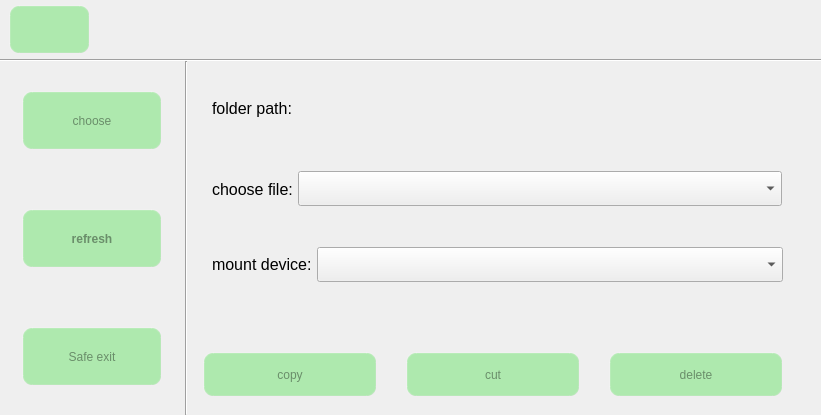
This is udev.ui in jizizihe/baijie_demo as Qt 5 draws it before an edit. The edited form follows.
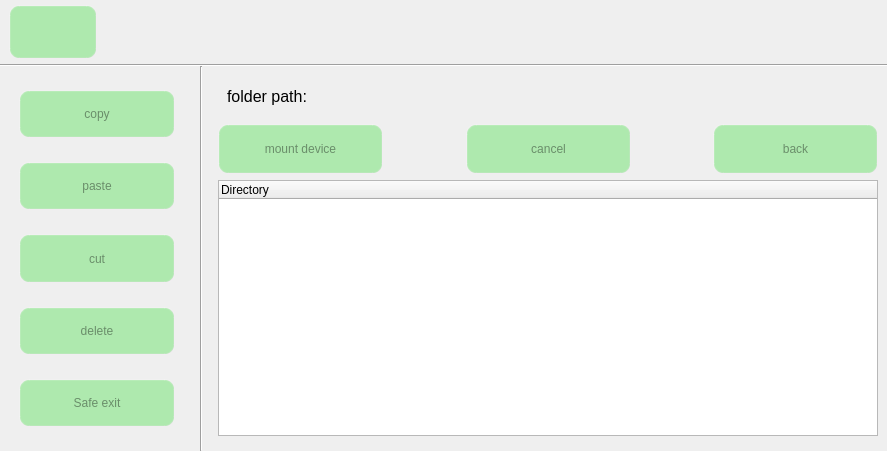
This is the edited form. Icons and pictures are not drawn. Custom widgets are drawn as their Qt base class.

Commit message: func: 1.delete the open button of the serial port  in serial       2.added display file directory and changed layout in udev

```diff
--- a/udev.ui
+++ b/udev.ui
@@ -6,8 +6,8 @@
    <rect>
     <x>0</x>
     <y>0</y>
-    <width>821</width>
-    <height>415</height>
+    <width>887</width>
+    <height>451</height>
    </rect>
   </property>
   <property name="sizePolicy">
@@ -80,7 +80,7 @@
 }</string>
   </property>
   <widget class="QWidget" name="centralwidget">
-   <layout class="QGridLayout" name="gridLayout_2" rowstretch="1,0,6">
+   <layout class="QGridLayout" name="gridLayout" rowstretch="1,0,6">
     <property name="leftMargin">
      <number>0</number>
     </property>
@@ -162,7 +162,7 @@
         </property>
         <property name="sizeHint" stdset="0">
          <size>
-          <width>40</width>
+          <width>829</width>
           <height>20</height>
          </size>
         </property>
@@ -190,7 +190,7 @@
      </widget>
     </item>
     <item row="2" column="0">
-     <layout class="QHBoxLayout" name="horizontalLayout_2" stretch="2,0,7">
+     <layout class="QHBoxLayout" name="horizontalLayout" stretch="2,0,7">
       <property name="spacing">
        <number>6</number>
       </property>
@@ -214,12 +214,12 @@
           <height>16777215</height>
          </size>
         </property>
-        <layout class="QVBoxLayout" name="verticalLayout" stretch="1,2,2,2,2,2,1">
+        <layout class="QVBoxLayout" name="verticalLayout" stretch="1,2,1,2,1,2,1,2,1,2,1">
          <property name="spacing">
           <number>0</number>
          </property>
          <property name="leftMargin">
-          <number>5</number>
+          <number>0</number>
          </property>
          <property name="topMargin">
           <number>0</number>
@@ -244,91 +244,7 @@
           </spacer>
          </item>
          <item>
-          <layout class="QHBoxLayout" name="horizontalLayout_7" stretch="1,8,1">
-           <property name="spacing">
-            <number>0</number>
-           </property>
-           <item>
-            <spacer name="horizontalSpacer_3">
-             <property name="orientation">
-              <enum>Qt::Horizontal</enum>
-             </property>
-             <property name="sizeHint" stdset="0">
-              <size>
-               <width>40</width>
-               <height>20</height>
-              </size>
-             </property>
-            </spacer>
-           </item>
-           <item>
-            <widget class="QPushButton" name="choose">
-             <property name="sizePolicy">
-              <sizepolicy hsizetype="Minimum" vsizetype="Minimum">
-               <horstretch>0</horstretch>
-               <verstretch>0</verstretch>
-              </sizepolicy>
-             </property>
-             <property name="minimumSize">
-              <size>
-               <width>140</width>
-               <height>45</height>
-              </size>
-             </property>
-             <property name="maximumSize">
-              <size>
-               <width>16777215</width>
-               <height>16777215</height>
-              </size>
-             </property>
-             <property name="styleSheet">
-              <string notr="true"/>
-             </property>
-             <property name="text">
-              <string>choose</string>
-             </property>
-             <property name="icon">
-              <iconset resource="translation.qrc">
-               <normaloff>:/button_image/open.png</normaloff>:/button_image/open.png</iconset>
-             </property>
-             <property name="iconSize">
-              <size>
-               <width>36</width>
-               <height>36</height>
-              </size>
-             </property>
-            </widget>
-           </item>
-           <item>
-            <spacer name="horizontalSpacer_2">
-             <property name="orientation">
-              <enum>Qt::Horizontal</enum>
-             </property>
-             <property name="sizeHint" stdset="0">
-              <size>
-               <width>40</width>
-               <height>20</height>
-              </size>
-             </property>
-            </spacer>
-           </item>
-          </layout>
-         </item>
-         <item>
-          <spacer name="verticalSpacer_3">
-           <property name="orientation">
-            <enum>Qt::Vertical</enum>
-           </property>
-           <property name="sizeHint" stdset="0">
-            <size>
-             <width>20</width>
-             <height>59</height>
-            </size>
-           </property>
-          </spacer>
-         </item>
-         <item>
-          <layout class="QHBoxLayout" name="horizontalLayout_8" stretch="1,8,1">
+          <layout class="QHBoxLayout" name="horizontalLayout_2" stretch="1,8,1">
            <property name="spacing">
             <number>0</number>
            </property>
@@ -339,14 +255,14 @@
              </property>
              <property name="sizeHint" stdset="0">
               <size>
-               <width>40</width>
+               <width>18</width>
                <height>20</height>
               </size>
              </property>
             </spacer>
            </item>
            <item>
-            <widget class="QPushButton" name="refresh">
+            <widget class="QPushButton" name="cp">
              <property name="sizePolicy">
               <sizepolicy hsizetype="Minimum" vsizetype="Minimum">
                <horstretch>0</horstretch>
@@ -355,7 +271,7 @@
              </property>
              <property name="minimumSize">
               <size>
-               <width>140</width>
+               <width>90</width>
                <height>45</height>
               </size>
              </property>
@@ -365,18 +281,11 @@
                <height>16777215</height>
               </size>
              </property>
-             <property name="font">
-              <font>
-               <weight>75</weight>
-               <italic>false</italic>
-               <bold>true</bold>
-              </font>
-             </property>
              <property name="styleSheet">
               <string notr="true"/>
              </property>
              <property name="text">
-              <string>refresh</string>
+              <string>copy</string>
              </property>
              <property name="icon">
               <iconset resource="translation.qrc">
@@ -384,8 +293,8 @@
              </property>
              <property name="iconSize">
               <size>
-               <width>36</width>
-               <height>36</height>
+               <width>30</width>
+               <height>30</height>
               </size>
              </property>
             </widget>
@@ -418,6 +327,243 @@
            </property>
           </spacer>
          </item>
+         <item>
+          <layout class="QHBoxLayout" name="horizontalLayout_10" stretch="1,8,1">
+           <property name="spacing">
+            <number>0</number>
+           </property>
+           <item>
+            <spacer name="horizontalSpacer_10">
+             <property name="orientation">
+              <enum>Qt::Horizontal</enum>
+             </property>
+             <property name="sizeHint" stdset="0">
+              <size>
+               <width>40</width>
+               <height>20</height>
+              </size>
+             </property>
+            </spacer>
+           </item>
+           <item>
+            <widget class="QPushButton" name="btn_paste">
+             <property name="sizePolicy">
+              <sizepolicy hsizetype="Minimum" vsizetype="Minimum">
+               <horstretch>0</horstretch>
+               <verstretch>0</verstretch>
+              </sizepolicy>
+             </property>
+             <property name="text">
+              <string>paste</string>
+             </property>
+             <property name="icon">
+              <iconset resource="translation.qrc">
+               <normaloff>:/button_image/paste.svg</normaloff>:/button_image/paste.svg</iconset>
+             </property>
+             <property name="iconSize">
+              <size>
+               <width>32</width>
+               <height>32</height>
+              </size>
+             </property>
+            </widget>
+           </item>
+           <item>
+            <spacer name="horizontalSpacer_11">
+             <property name="orientation">
+              <enum>Qt::Horizontal</enum>
+             </property>
+             <property name="sizeHint" stdset="0">
+              <size>
+               <width>40</width>
+               <height>20</height>
+              </size>
+             </property>
+            </spacer>
+           </item>
+          </layout>
+         </item>
+         <item>
+          <spacer name="verticalSpacer_6">
+           <property name="orientation">
+            <enum>Qt::Vertical</enum>
+           </property>
+           <property name="sizeHint" stdset="0">
+            <size>
+             <width>20</width>
+             <height>40</height>
+            </size>
+           </property>
+          </spacer>
+         </item>
+         <item>
+          <layout class="QHBoxLayout" name="horizontalLayout_8" stretch="1,8,1">
+           <property name="spacing">
+            <number>0</number>
+           </property>
+           <item>
+            <spacer name="horizontalSpacer_14">
+             <property name="orientation">
+              <enum>Qt::Horizontal</enum>
+             </property>
+             <property name="sizeHint" stdset="0">
+              <size>
+               <width>40</width>
+               <height>20</height>
+              </size>
+             </property>
+            </spacer>
+           </item>
+           <item>
+            <widget class="QPushButton" name="cut">
+             <property name="sizePolicy">
+              <sizepolicy hsizetype="Minimum" vsizetype="Minimum">
+               <horstretch>0</horstretch>
+               <verstretch>0</verstretch>
+              </sizepolicy>
+             </property>
+             <property name="minimumSize">
+              <size>
+               <width>90</width>
+               <height>45</height>
+              </size>
+             </property>
+             <property name="maximumSize">
+              <size>
+               <width>16777215</width>
+               <height>16777215</height>
+              </size>
+             </property>
+             <property name="styleSheet">
+              <string notr="true"/>
+             </property>
+             <property name="text">
+              <string>cut</string>
+             </property>
+             <property name="icon">
+              <iconset resource="translation.qrc">
+               <normaloff>:/button_image/cut.png</normaloff>:/button_image/cut.png</iconset>
+             </property>
+             <property name="iconSize">
+              <size>
+               <width>30</width>
+               <height>30</height>
+              </size>
+             </property>
+            </widget>
+           </item>
+           <item>
+            <spacer name="horizontalSpacer_15">
+             <property name="orientation">
+              <enum>Qt::Horizontal</enum>
+             </property>
+             <property name="sizeHint" stdset="0">
+              <size>
+               <width>40</width>
+               <height>20</height>
+              </size>
+             </property>
+            </spacer>
+           </item>
+          </layout>
+         </item>
+         <item>
+          <spacer name="verticalSpacer_3">
+           <property name="orientation">
+            <enum>Qt::Vertical</enum>
+           </property>
+           <property name="sizeHint" stdset="0">
+            <size>
+             <width>20</width>
+             <height>59</height>
+            </size>
+           </property>
+          </spacer>
+         </item>
+         <item>
+          <layout class="QHBoxLayout" name="horizontalLayout_7" stretch="1,8,1">
+           <property name="spacing">
+            <number>0</number>
+           </property>
+           <item>
+            <spacer name="horizontalSpacer_3">
+             <property name="orientation">
+              <enum>Qt::Horizontal</enum>
+             </property>
+             <property name="sizeHint" stdset="0">
+              <size>
+               <width>40</width>
+               <height>20</height>
+              </size>
+             </property>
+            </spacer>
+           </item>
+           <item>
+            <widget class="QPushButton" name="del">
+             <property name="sizePolicy">
+              <sizepolicy hsizetype="Minimum" vsizetype="Minimum">
+               <horstretch>0</horstretch>
+               <verstretch>0</verstretch>
+              </sizepolicy>
+             </property>
+             <property name="minimumSize">
+              <size>
+               <width>110</width>
+               <height>45</height>
+              </size>
+             </property>
+             <property name="maximumSize">
+              <size>
+               <width>16777215</width>
+               <height>16777215</height>
+              </size>
+             </property>
+             <property name="styleSheet">
+              <string notr="true"/>
+             </property>
+             <property name="text">
+              <string>delete</string>
+             </property>
+             <property name="icon">
+              <iconset resource="translation.qrc">
+               <normaloff>:/button_image/del.png</normaloff>:/button_image/del.png</iconset>
+             </property>
+             <property name="iconSize">
+              <size>
+               <width>30</width>
+               <height>30</height>
+              </size>
+             </property>
+            </widget>
+           </item>
+           <item>
+            <spacer name="horizontalSpacer_2">
+             <property name="orientation">
+              <enum>Qt::Horizontal</enum>
+             </property>
+             <property name="sizeHint" stdset="0">
+              <size>
+               <width>40</width>
+               <height>20</height>
+              </size>
+             </property>
+            </spacer>
+           </item>
+          </layout>
+         </item>
+         <item>
+          <spacer name="verticalSpacer">
+           <property name="orientation">
+            <enum>Qt::Vertical</enum>
+           </property>
+           <property name="sizeHint" stdset="0">
+            <size>
+             <width>20</width>
+             <height>59</height>
+            </size>
+           </property>
+          </spacer>
+         </item>
          <item>
           <layout class="QHBoxLayout" name="horizontalLayout_9" stretch="1,8,1">
            <property name="spacing">
@@ -490,14 +636,14 @@
           </layout>
          </item>
          <item>
-          <spacer name="verticalSpacer">
+          <spacer name="verticalSpacer_5">
            <property name="orientation">
             <enum>Qt::Vertical</enum>
            </property>
            <property name="sizeHint" stdset="0">
             <size>
              <width>20</width>
-             <height>59</height>
+             <height>40</height>
             </size>
            </property>
           </spacer>
@@ -520,104 +666,24 @@
       </item>
       <item>
        <widget class="QWidget" name="widget_3" native="true">
-        <layout class="QGridLayout" name="gridLayout" rowstretch="2,2,2,1,1">
-         <property name="topMargin">
-          <number>5</number>
-         </property>
+        <layout class="QVBoxLayout" name="verticalLayout_2" stretch="1,1,6">
          <property name="bottomMargin">
-          <number>9</number>
+          <number>15</number>
          </property>
-         <property name="verticalSpacing">
-          <number>0</number>
-         </property>
-         <item row="1" column="0">
-          <widget class="QWidget" name="widget_5" native="true">
-           <property name="sizePolicy">
-            <sizepolicy hsizetype="Minimum" vsizetype="Minimum">
-             <horstretch>0</horstretch>
-             <verstretch>0</verstretch>
-            </sizepolicy>
-           </property>
-           <layout class="QHBoxLayout" name="horizontalLayout_3" stretch="2,16,1">
-            <property name="spacing">
-             <number>5</number>
-            </property>
-            <property name="topMargin">
-             <number>9</number>
-            </property>
-            <property name="rightMargin">
-             <number>0</number>
-            </property>
-            <property name="bottomMargin">
-             <number>4</number>
-            </property>
-            <item>
-             <widget class="QLabel" name="label_3">
-              <property name="sizePolicy">
-               <sizepolicy hsizetype="Minimum" vsizetype="Minimum">
-                <horstretch>0</horstretch>
-                <verstretch>0</verstretch>
-               </sizepolicy>
-              </property>
-              <property name="minimumSize">
-               <size>
-                <width>0</width>
-                <height>0</height>
-               </size>
-              </property>
-              <property name="maximumSize">
-               <size>
-                <width>16777215</width>
-                <height>16777215</height>
-               </size>
-              </property>
-              <property name="font">
-               <font>
-                <pointsize>12</pointsize>
-               </font>
-              </property>
-              <property name="text">
-               <string>choose file:</string>
-              </property>
-             </widget>
-            </item>
-            <item>
-             <widget class="XComboBox" name="files">
-              <property name="minimumSize">
-               <size>
-                <width>0</width>
-                <height>35</height>
-               </size>
-              </property>
-             </widget>
-            </item>
-            <item>
-             <spacer name="horizontalSpacer_8">
-              <property name="orientation">
-               <enum>Qt::Horizontal</enum>
-              </property>
-              <property name="sizeHint" stdset="0">
-               <size>
-                <width>40</width>
-                <height>20</height>
-               </size>
-              </property>
-             </spacer>
-            </item>
-           </layout>
-          </widget>
-         </item>
-         <item row="0" column="0">
+         <item>
           <widget class="QWidget" name="widget_4" native="true">
            <layout class="QHBoxLayout" name="horizontalLayout_5" stretch="2,16,1">
             <property name="spacing">
              <number>5</number>
             </property>
+            <property name="topMargin">
+             <number>0</number>
+            </property>
             <property name="rightMargin">
              <number>0</number>
             </property>
             <property name="bottomMargin">
-             <number>4</number>
+             <number>0</number>
             </property>
             <item>
              <widget class="QLabel" name="label_2">
@@ -695,92 +761,15 @@
            </layout>
           </widget>
          </item>
-         <item row="2" column="0">
-          <widget class="QWidget" name="widget_6" native="true">
-           <property name="sizePolicy">
-            <sizepolicy hsizetype="Minimum" vsizetype="Minimum">
-             <horstretch>0</horstretch>
-             <verstretch>0</verstretch>
-            </sizepolicy>
-           </property>
-           <layout class="QHBoxLayout" name="horizontalLayout_4" stretch="2,16,1">
-            <property name="spacing">
-             <number>5</number>
-            </property>
-            <property name="topMargin">
-             <number>4</number>
-            </property>
-            <property name="rightMargin">
-             <number>0</number>
-            </property>
-            <property name="bottomMargin">
-             <number>9</number>
-            </property>
-            <item>
-             <widget class="QLabel" name="label_4">
-              <property name="sizePolicy">
-               <sizepolicy hsizetype="Minimum" vsizetype="Minimum">
-                <horstretch>0</horstretch>
-                <verstretch>0</verstretch>
-               </sizepolicy>
-              </property>
-              <property name="minimumSize">
-               <size>
-                <width>0</width>
-                <height>0</height>
-               </size>
-              </property>
-              <property name="maximumSize">
-               <size>
-                <width>16777215</width>
-                <height>16777215</height>
-               </size>
-              </property>
-              <property name="font">
-               <font>
-                <pointsize>12</pointsize>
-               </font>
-              </property>
-              <property name="text">
-               <string>mount device:</string>
-              </property>
-             </widget>
-            </item>
-            <item>
-             <widget class="QComboBox" name="mount">
-              <property name="sizePolicy">
-               <sizepolicy hsizetype="Minimum" vsizetype="Fixed">
-                <horstretch>0</horstretch>
-                <verstretch>0</verstretch>
-               </sizepolicy>
-              </property>
-              <property name="minimumSize">
-               <size>
-                <width>0</width>
-                <height>35</height>
-               </size>
-              </property>
-             </widget>
-            </item>
-            <item>
-             <spacer name="horizontalSpacer_11">
-              <property name="orientation">
-               <enum>Qt::Horizontal</enum>
-              </property>
-              <property name="sizeHint" stdset="0">
-               <size>
-                <width>40</width>
-                <height>20</height>
-               </size>
-              </property>
-             </spacer>
-            </item>
-           </layout>
-          </widget>
-         </item>
-         <item row="4" column="0">
+         <item>
           <widget class="QWidget" name="widget_2" native="true">
-           <layout class="QHBoxLayout" name="horizontalLayout" stretch="6,1,6,1,6,1">
+           <property name="minimumSize">
+            <size>
+             <width>0</width>
+             <height>50</height>
+            </size>
+           </property>
+           <layout class="QHBoxLayout" name="horizontalLayout_4" stretch="2,1,2,1,2">
             <property name="spacing">
              <number>0</number>
             </property>
@@ -788,54 +777,29 @@
              <number>0</number>
             </property>
             <property name="topMargin">
-             <number>5</number>
+             <number>0</number>
             </property>
             <property name="rightMargin">
              <number>0</number>
             </property>
             <property name="bottomMargin">
-             <number>9</number>
+             <number>0</number>
             </property>
             <item>
-             <widget class="QPushButton" name="cp">
+             <widget class="QPushButton" name="btn_mount">
               <property name="sizePolicy">
                <sizepolicy hsizetype="Minimum" vsizetype="Minimum">
                 <horstretch>0</horstretch>
                 <verstretch>0</verstretch>
                </sizepolicy>
               </property>
-              <property name="minimumSize">
-               <size>
-                <width>90</width>
-                <height>45</height>
-               </size>
-              </property>
-              <property name="maximumSize">
-               <size>
-                <width>16777215</width>
-                <height>16777215</height>
-               </size>
-              </property>
-              <property name="styleSheet">
-               <string notr="true"/>
-              </property>
               <property name="text">
-               <string>copy</string>
+               <string>mount device</string>
               </property>
-              <property name="icon">
-               <iconset resource="translation.qrc">
-                <normaloff>:/button_image/cp.png</normaloff>:/button_image/cp.png</iconset>
-              </property>
-              <property name="iconSize">
-               <size>
-                <width>30</width>
-                <height>30</height>
-               </size>
-              </property>
              </widget>
             </item>
             <item>
-             <spacer name="horizontalSpacer_9">
+             <spacer name="horizontalSpacer_8">
               <property name="orientation">
                <enum>Qt::Horizontal</enum>
               </property>
@@ -848,91 +812,15 @@
              </spacer>
             </item>
             <item>
-             <widget class="QPushButton" name="cut">
+             <widget class="QPushButton" name="btn_cancel">
               <property name="sizePolicy">
                <sizepolicy hsizetype="Minimum" vsizetype="Minimum">
                 <horstretch>0</horstretch>
                 <verstretch>0</verstretch>
                </sizepolicy>
               </property>
-              <property name="minimumSize">
-               <size>
-                <width>90</width>
-                <height>45</height>
-               </size>
-              </property>
-              <property name="maximumSize">
-               <size>
-                <width>16777215</width>
-                <height>16777215</height>
-               </size>
-              </property>
-              <property name="styleSheet">
-               <string notr="true"/>
-              </property>
               <property name="text">
-               <string>cut</string>
-              </property>
-              <property name="icon">
-               <iconset resource="translation.qrc">
-                <normaloff>:/button_image/cut.png</normaloff>:/button_image/cut.png</iconset>
-              </property>
-              <property name="iconSize">
-               <size>
-                <width>30</width>
-                <height>30</height>
-               </size>
-              </property>
-             </widget>
-            </item>
-            <item>
-             <spacer name="horizontalSpacer_10">
-              <property name="orientation">
-               <enum>Qt::Horizontal</enum>
-              </property>
-              <property name="sizeHint" stdset="0">
-               <size>
-                <width>40</width>
-                <height>20</height>
-               </size>
-              </property>
-             </spacer>
-            </item>
-            <item>
-             <widget class="QPushButton" name="del">
-              <property name="sizePolicy">
-               <sizepolicy hsizetype="Minimum" vsizetype="Minimum">
-                <horstretch>0</horstretch>
-                <verstretch>0</verstretch>
-               </sizepolicy>
-              </property>
-              <property name="minimumSize">
-               <size>
-                <width>110</width>
-                <height>45</height>
-               </size>
-              </property>
-              <property name="maximumSize">
-               <size>
-                <width>16777215</width>
-                <height>16777215</height>
-               </size>
-              </property>
-              <property name="styleSheet">
-               <string notr="true"/>
-              </property>
-              <property name="text">
-               <string>delete</string>
-              </property>
-              <property name="icon">
-               <iconset resource="translation.qrc">
-                <normaloff>:/button_image/del.png</normaloff>:/button_image/del.png</iconset>
-              </property>
-              <property name="iconSize">
-               <size>
-                <width>30</width>
-                <height>30</height>
-               </size>
+               <string>cancel</string>
               </property>
              </widget>
             </item>
@@ -949,21 +837,30 @@
               </property>
              </spacer>
             </item>
+            <item>
+             <widget class="QPushButton" name="pushButton">
+              <property name="sizePolicy">
+               <sizepolicy hsizetype="Minimum" vsizetype="Minimum">
+                <horstretch>0</horstretch>
+                <verstretch>0</verstretch>
+               </sizepolicy>
+              </property>
+              <property name="text">
+               <string>back</string>
+              </property>
+             </widget>
+            </item>
            </layout>
           </widget>
          </item>
-         <item row="3" column="0">
-          <spacer name="verticalSpacer_5">
-           <property name="orientation">
-            <enum>Qt::Vertical</enum>
-           </property>
-           <property name="sizeHint" stdset="0">
-            <size>
-             <width>20</width>
-             <height>40</height>
-            </size>
-           </property>
-          </spacer>
+         <item>
+          <widget class="QTreeWidget" name="treeWidget">
+           <column>
+            <property name="text">
+             <string>Directory</string>
+            </property>
+           </column>
+          </widget>
          </item>
         </layout>
        </widget>
@@ -983,13 +880,6 @@
    </property>
   </widget>
  </widget>
- <customwidgets>
-  <customwidget>
-   <class>XComboBox</class>
-   <extends>QComboBox</extends>
-   <header>xcombobox.h</header>
-  </customwidget>
- </customwidgets>
  <resources>
   <include location="translation.qrc"/>
  </resources>
```
Left out of the diff: 4 changed lines with no effect on the pictures. The commit also changes 18 other files.
